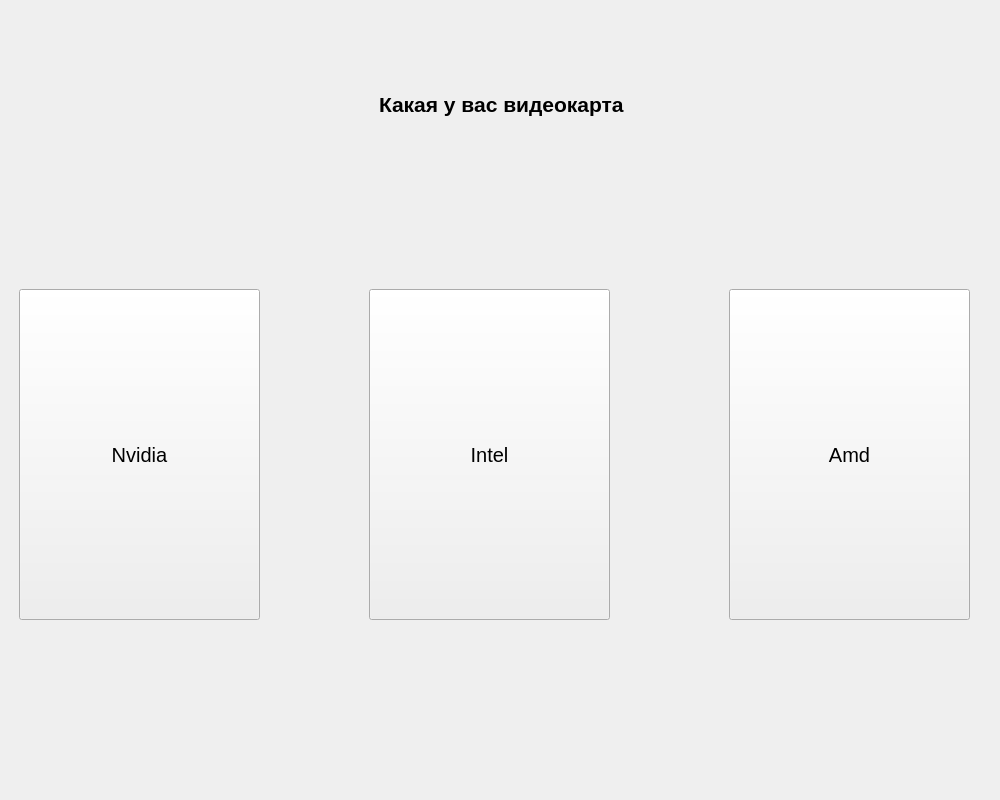
Qt form install.ui (Fred-Lght/Light-Installer) before a commit.
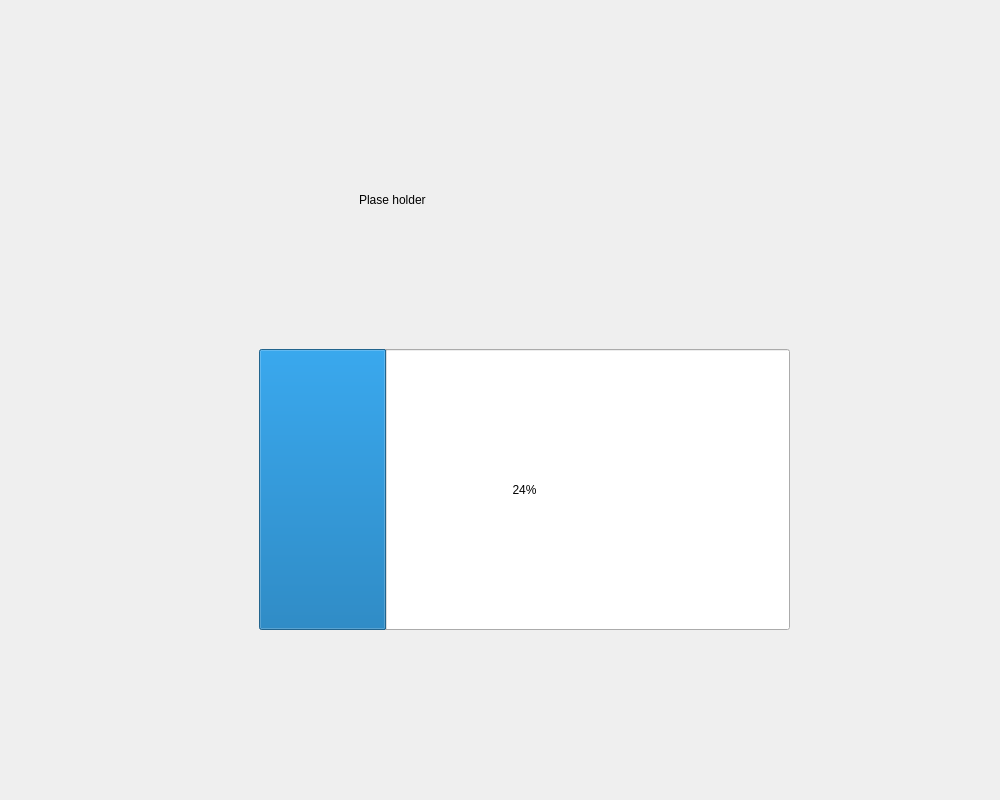
The same form after that commit.

```diff
--- a/install.ui
+++ b/install.ui
@@ -18,7 +18,7 @@
     <item>
      <widget class="QStackedWidget" name="stackedWidget">
       <property name="currentIndex">
-       <number>2</number>
+       <number>6</number>
       </property>
       <widget class="QWidget" name="page_1">
        <widget class="QLabel" name="welcomeLabel">
@@ -476,6 +476,34 @@
         </property>
        </widget>
       </widget>
+      <widget class="QWidget" name="end">
+       <widget class="QProgressBar" name="progressBar">
+        <property name="geometry">
+         <rect>
+          <x>250</x>
+          <y>340</y>
+          <width>531</width>
+          <height>281</height>
+         </rect>
+        </property>
+        <property name="value">
+         <number>24</number>
+        </property>
+       </widget>
+       <widget class="QLabel" name="plaseholder">
+        <property name="geometry">
+         <rect>
+          <x>350</x>
+          <y>90</y>
+          <width>361</width>
+          <height>201</height>
+         </rect>
+        </property>
+        <property name="text">
+         <string>Plase holder</string>
+        </property>
+       </widget>
+      </widget>
      </widget>
     </item>
    </layout>
```
Left out of the diff: 33 changed lines with no effect on the pictures.
